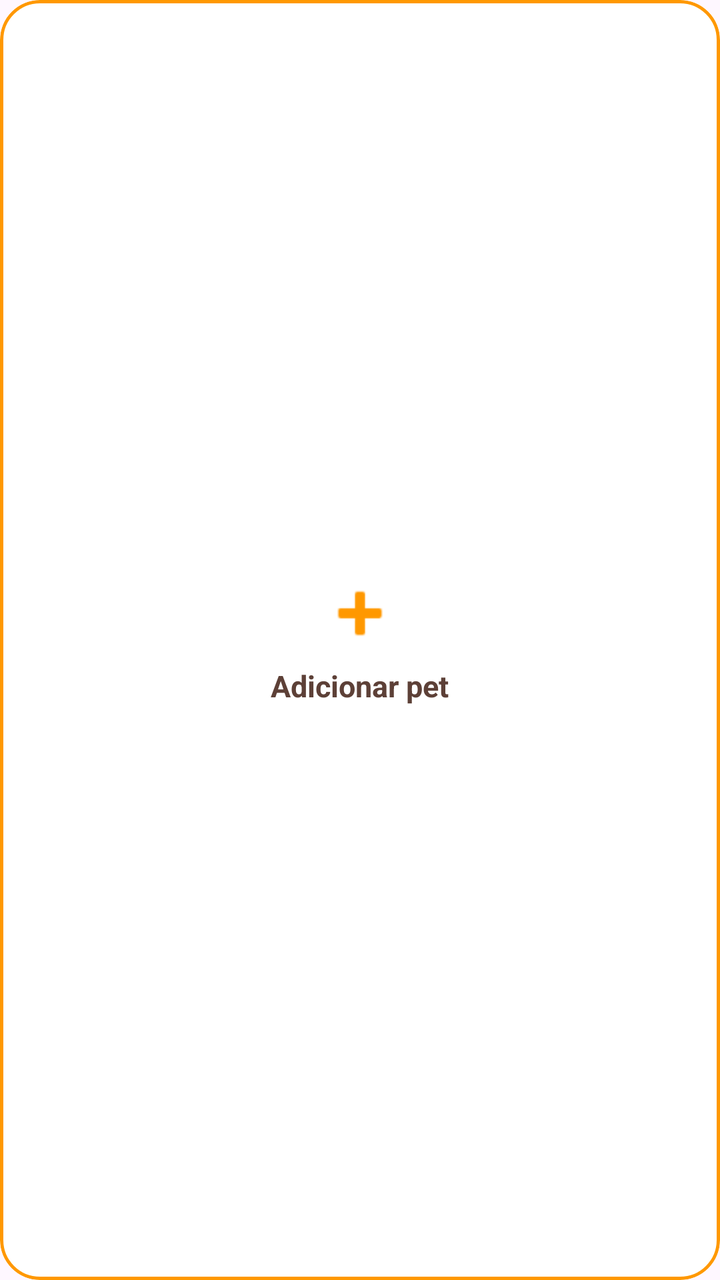
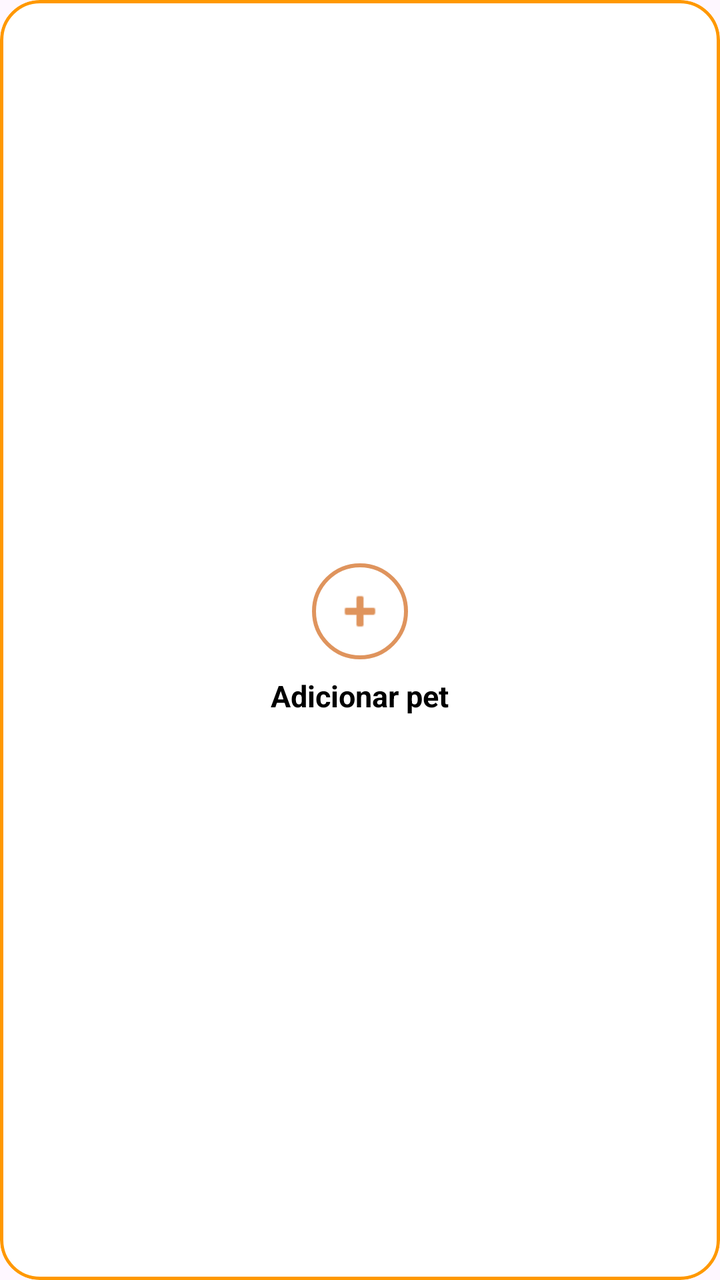

Before-and-after screenshots of an Android layout around one commit, followed by the original layout XML and the change that was made.
<!-- AndroidManifest.xml: application theme Theme.ProtPetverso1 -->
<!-- res/layout/item_pet_adicionar.xml -->
<?xml version="1.0" encoding="utf-8"?>
<com.google.android.material.card.MaterialCardView
    xmlns:android="http://schemas.android.com/apk/res/android"
    xmlns:app="http://schemas.android.com/apk/res-auto"
    android:layout_width="match_parent"
    android:layout_height="120dp"
    android:layout_marginBottom="12dp"
    app:cardCornerRadius="20dp"
    app:cardElevation="0dp"
    app:cardBackgroundColor="#FFFFFF"
    app:strokeWidth="1.5dp"
    app:strokeColor="#FF9800">

    <LinearLayout
        android:layout_width="match_parent"
        android:layout_height="match_parent"
        android:gravity="center"
        android:orientation="vertical">

        <ImageView
            android:layout_width="40dp"
            android:layout_height="40dp"
            android:src="@android:drawable/ic_input_add"
            app:tint="#FF9800"
            android:contentDescription="Adicionar" />

        <TextView
            android:layout_width="wrap_content"
            android:layout_height="wrap_content"
            android:layout_marginTop="6dp"
            android:text="Adicionar pet"
            android:textColor="#5D4037"
            android:textSize="15sp"
            android:textStyle="bold" />
    </LinearLayout>
</com.google.android.material.card.MaterialCardView>
<!-- resources referenced by this layout -->
<resources>
  <style name="Theme.ProtPetverso1" parent="Base.Theme.ProtPetverso1">
      </style>
  <style name="Base.Theme.ProtPetverso1" parent="Theme.Material3.DayNight.NoActionBar">
          
          
      </style>
</resources>

<!-- the commit's change to res/layout/item_pet_adicionar.xml (unified diff, before → after) -->
@@ -17,19 +17,31 @@
         android:gravity="center"
         android:orientation="vertical">
 
-        <ImageView
-            android:layout_width="40dp"
-            android:layout_height="40dp"
-            android:src="@android:drawable/ic_input_add"
-            app:tint="#FF9800"
-            android:contentDescription="Adicionar" />
+        
+        <FrameLayout
+            android:layout_width="48dp"
+            android:layout_height="48dp">
+
+            <View
+                android:layout_width="match_parent"
+                android:layout_height="match_parent"
+                android:background="@drawable/bg_circle_add_pet" />
+
+            <ImageView
+                android:layout_width="28dp"
+                android:layout_height="28dp"
+                android:layout_gravity="center"
+                android:src="@android:drawable/ic_input_add"
+                app:tint="#DF945D"
+                android:contentDescription="Adicionar" />
+        </FrameLayout>
 
         <TextView
             android:layout_width="wrap_content"
             android:layout_height="wrap_content"
-            android:layout_marginTop="6dp"
+            android:layout_marginTop="8dp"
             android:text="Adicionar pet"
-            android:textColor="#5D4037"
+            android:textColor="#000000"
             android:textSize="15sp"
             android:textStyle="bold" />
     </LinearLayout>
<!-- resource entries referenced after the edit -->
@@ -1,5 +1,14 @@
 <!-- resources referenced by this layout -->
 <resources>
+  <!-- drawable bg_circle_add_pet (drawable) -->
+  <?xml version="1.0" encoding="utf-8"?>
+  <shape xmlns:android="http://schemas.android.com/apk/res/android"
+      android:shape="oval">
+      <solid android:color="#FFFFFF" />
+      <stroke
+          android:width="2dp"
+          android:color="#DF945D" />
+  </shape>
   <style name="Theme.ProtPetverso1" parent="Base.Theme.ProtPetverso1">
       </style>
   <style name="Base.Theme.ProtPetverso1" parent="Theme.Material3.DayNight.NoActionBar">
